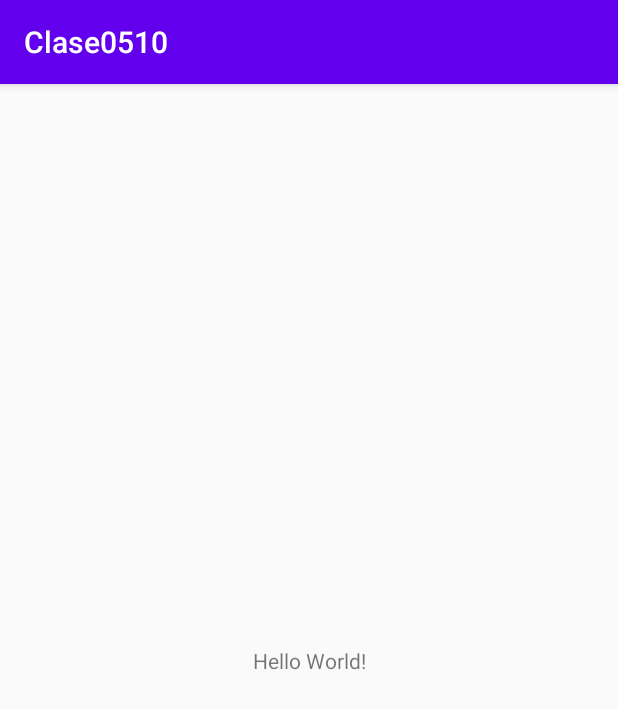
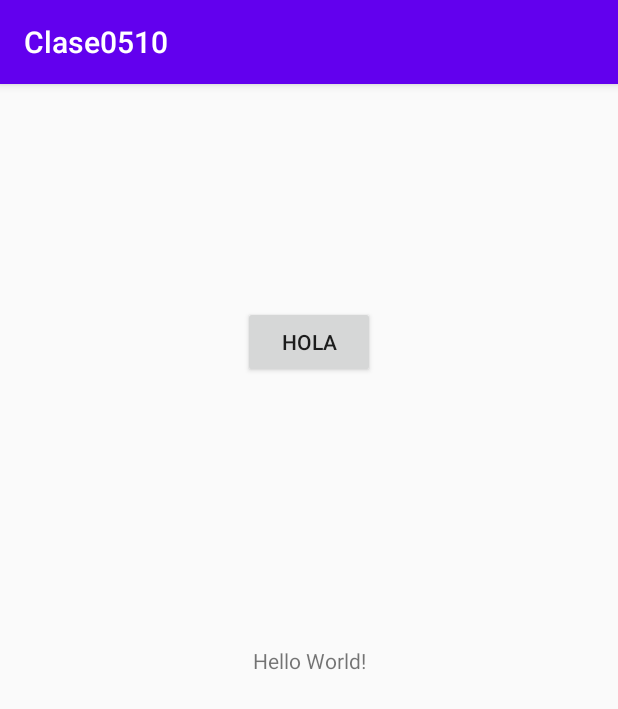
Before and after one commit to Xavier-Maker21/MiPrimerGit2020, an Android app: the screen it shows after launch (MainActivity), on a phone screen of 412 x 824 dp. Shown: the top 709 px of the screen. Run offline under Robolectric (Android 15) with nearby library versions, the phone set to English and light mode, and no system bars.

Commit message:
Se agrego un boton, se le dio id y nombre en el MAIN

```diff
--- a/app/src/main/res/layout/activity_main.xml
+++ b/app/src/main/res/layout/activity_main.xml
@@ -7,6 +7,7 @@
     tools:context=".MainActivity">
 
     <TextView
+        android:id="@+id/textView"
         android:layout_width="wrap_content"
         android:layout_height="wrap_content"
         android:text="Hello World!"
@@ -15,4 +16,14 @@
         app:layout_constraintRight_toRightOf="parent"
         app:layout_constraintTop_toTopOf="parent" />
 
+    <Button
+        android:id="@+id/btn_Saludo"
+        android:layout_width="wrap_content"
+        android:layout_height="wrap_content"
+        android:layout_marginTop="148dp"
+        android:text="Hola"
+        app:layout_constraintEnd_toEndOf="parent"
+        app:layout_constraintStart_toStartOf="parent"
+        app:layout_constraintTop_toTopOf="parent" />
+
 </androidx.constraintlayout.widget.ConstraintLayout>
```
